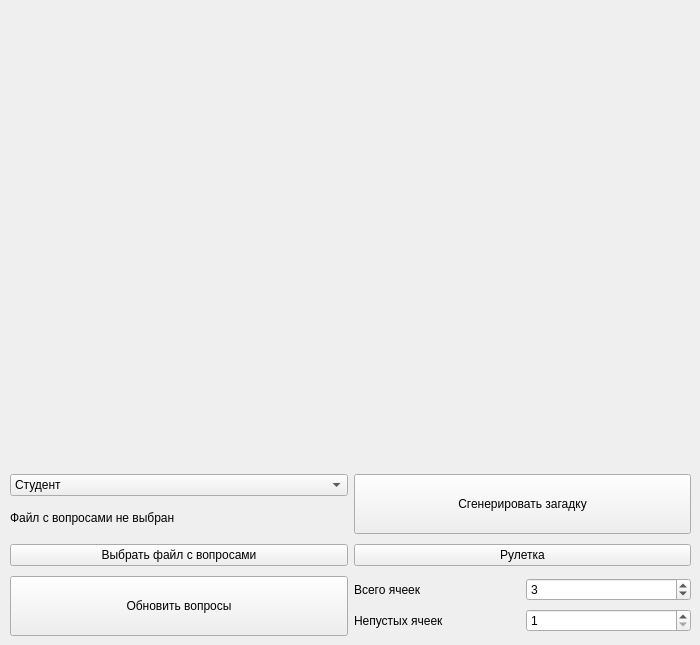
The window that ui/main.ui (AlexPishchikov/secret-from-Fresco) describes before a commit, drawn with Qt 5.
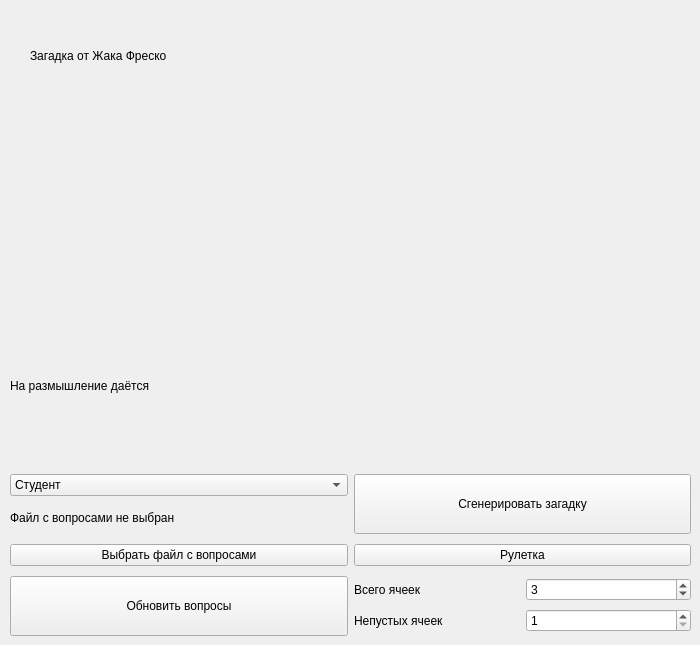
The same window after the commit.

Commit message: улучшения в дизайне

```diff
--- a/ui/main.ui
+++ b/ui/main.ui
@@ -32,15 +32,15 @@
      <rect>
       <x>20</x>
       <y>400</y>
-      <width>31</width>
+      <width>231</width>
       <height>31</height>
      </rect>
     </property>
     <property name="font">
      <font>
-      <pointsize>18</pointsize>
-      <weight>75</weight>
-      <bold>true</bold>
+      <pointsize>22</pointsize>
+      <weight>50</weight>
+      <bold>false</bold>
      </font>
     </property>
     <property name="text">
@@ -190,6 +190,32 @@
      </item>
     </layout>
    </widget>
+   <widget class="QLabel" name="const_upper_label">
+    <property name="geometry">
+     <rect>
+      <x>30</x>
+      <y>30</y>
+      <width>501</width>
+      <height>51</height>
+     </rect>
+    </property>
+    <property name="text">
+     <string>Загадка от Жака Фреско</string>
+    </property>
+   </widget>
+   <widget class="QLabel" name="const_lower_label">
+    <property name="geometry">
+     <rect>
+      <x>10</x>
+      <y>370</y>
+      <width>441</width>
+      <height>31</height>
+     </rect>
+    </property>
+    <property name="text">
+     <string>На размышление даётся</string>
+    </property>
+   </widget>
   </widget>
  </widget>
  <resources/>
```
Left out of the diff: 4 changed lines with no effect on the pictures. The commit also changes 2 other files.
